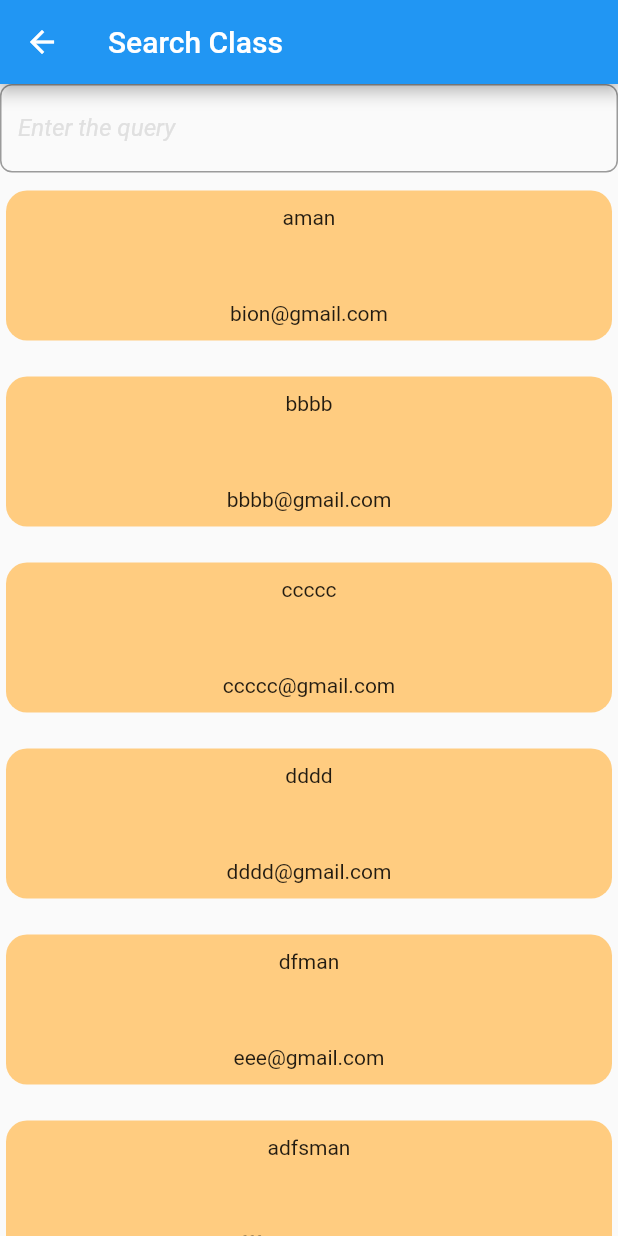
After one commit to sabil62/rive, a Flutter app: the SearchClass screen opened directly, on a phone screen of 412 x 824 dp. The commit adds this screen. Run offline on Flutter 3.47's test engine with Material 2 defaults, Android fonts, the phone set to English and light mode, and no system bars; our stand-ins replace charts_flutter, simple_animations, supercharged.

Commit message:
search in class

```diff
--- a/apple/lib/main.dart
+++ b/apple/lib/main.dart
@@ -12,6 +12,7 @@ import 'package:apple/provider/counterProvider.dart';
 import 'package:apple/repeat/animation/inbuildAnimation.dart';
 import 'package:apple/repeat/animation/simpleAnimPlug.dart';
 import 'package:apple/repeat/provider/counterProvider.dart';
+import 'package:apple/search/searchClass.dart';
 import 'package:apple/search/searchComp.dart';
 import 'package:apple/stream/stream.dart';
 import 'package:flutter/material.dart';
@@ -274,6 +275,16 @@ class _MyHomePageState extends State<MyHomePage> {
                   new MaterialPageRoute(
                       builder: (context) => StreamAppSimple())),
             ),
+            ListTile(
+              leading: Icon(
+                Icons.ramen_dining,
+                size: 34,
+                color: Colors.pinkAccent,
+              ),
+              title: Text('TabBar'),
+              onTap: () => Navigator.push(context,
+                  new MaterialPageRoute(builder: (context) => SearchClass())),
+            ),
           ],
         ),
       ),
--- /dev/null
+++ b/apple/lib/search/searchClass.dart
@@ -0,0 +1,106 @@
+import 'package:flutter/material.dart';
+
+class Playerss {
+  String name;
+  String email;
+  Playerss(this.name, this.email);
+  Playerss.clone(Playerss source)
+      : this.name = source.name,
+        this.email = source.email;
+}
+
+class SearchClass extends StatefulWidget {
+  @override
+  _SearchClassState createState() => _SearchClassState();
+}
+
+class _SearchClassState extends State<SearchClass> {
+  List<Playerss> playering = [
+    Playerss("aman", "bion@gmail.com"),
+    Playerss("bbbb", "bbbb@gmail.com"),
+    Playerss("ccccc", "ccccc@gmail.com"),
+    Playerss("dddd", "dddd@gmail.com"),
+    Playerss("dfman", "eee@gmail.com"),
+    Playerss("adfsman", "fff@gmail.com"),
+    Playerss("aman", "aman@gmail.com"),
+    Playerss("aman", "aman@gmail.com"),
+    Playerss("aman", "aman@gmail.com"),
+    Playerss("aman", "aman@gmail.com"),
+  ];
+
+  List<Playerss> playerActualDisplay;
+  @override
+  void initState() {
+    // TODO: implement initState
+    super.initState();
+    playerActualDisplay =
+        playering.map((item) => new Playerss.clone(item)).toList();
+  }
+
+  @override
+  Widget build(BuildContext context) {
+    return Scaffold(
+        appBar: AppBar(
+          title: Text("Search Class"),
+        ),
+        body: ListView.builder(
+          itemCount: playerActualDisplay.length + 1,
+          itemBuilder: (context, index) {
+            return index == 0
+                ? searchBar()
+                : Padding(
+                    padding: const EdgeInsets.fromLTRB(4, 12, 4, 12),
+                    child: Container(
+                      height: 100,
+                      decoration: BoxDecoration(
+                          borderRadius: BorderRadius.circular(14),
+                          color: Colors.orange[200]),
+                      child: Padding(
+                        padding: const EdgeInsets.all(10.0),
+                        child: Column(
+                          mainAxisAlignment: MainAxisAlignment.spaceBetween,
+                          children: [
+                            Text(playerActualDisplay[index - 1].name),
+                            Text(playerActualDisplay[index - 1].email)
+                          ],
+                        ),
+                      ),
+                    ),
+                  );
+          },
+        ));
+  }
+
+  Widget searchBar() {
+    return TextField(
+      decoration: InputDecoration(
+        labelText: "Enter the query",
+        labelStyle:
+            TextStyle(fontStyle: FontStyle.italic, color: Colors.grey[300]),
+        border: OutlineInputBorder(
+            borderRadius: BorderRadius.circular(8),
+            borderSide: BorderSide(width: 5, color: Colors.blue[200])),
+        focusColor: Colors.green[200],
+        focusedBorder: OutlineInputBorder(
+            borderSide: BorderSide(color: Colors.green[800])),
+      ),
+      onChanged: (valueWritten) {
+        valueWritten = valueWritten.toLowerCase();
+        setState(() {
+          playerActualDisplay = playering.where((value) {
+            return value.name.toLowerCase().contains(valueWritten) ||
+                value.email.toLowerCase().contains(valueWritten);
+          }).toList();
+        });
+      },
+    );
+  }
+}
+
+//   MyModal.clone(MyModal source) :
+//       this.myField1 = source.myField1,
+//       this.myField2 = source.myField2,
+//       this.adjacentNodes = source.adjacentNodes.map((item) => new MyModal.clone(item)).toList();
+// }
+
+// var secondList = originalList.map((item) => new MyModal.clone(item)).toList();
```
